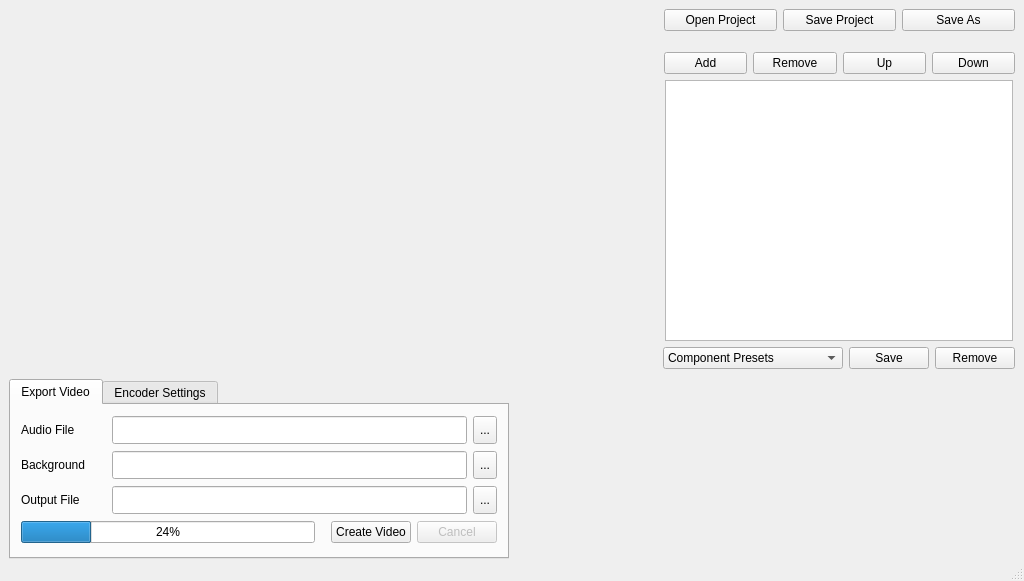
Old version of the form mainwindow.ui in the repository djfun/audio-visualizer-python.
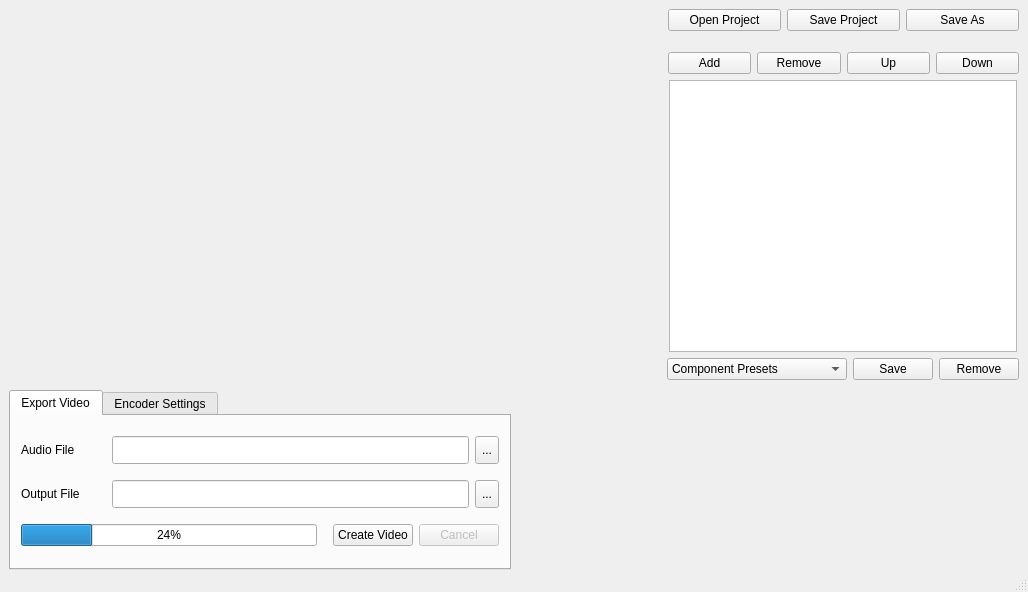
New version of the form.

Commit message: video component almost working, rm hardcoded backgrounds

Patch:
```diff
--- a/mainwindow.ui
+++ b/mainwindow.ui
@@ -6,8 +6,8 @@
    <rect>
     <x>0</x>
     <y>0</y>
-    <width>1008</width>
-    <height>575</height>
+    <width>1028</width>
+    <height>592</height>
    </rect>
   </property>
   <property name="sizePolicy">
@@ -421,73 +421,6 @@
             </item>
            </layout>
           </item>
-          <item>
-           <layout class="QHBoxLayout" name="horizontalLayout_5">
-            <item>
-             <widget class="QLabel" name="label_background">
-              <property name="sizePolicy">
-               <sizepolicy hsizetype="Fixed" vsizetype="Preferred">
-                <horstretch>0</horstretch>
-                <verstretch>0</verstretch>
-               </sizepolicy>
-              </property>
-              <property name="minimumSize">
-               <size>
-                <width>85</width>
-                <height>0</height>
-               </size>
-              </property>
-              <property name="text">
-               <string>Background</string>
-              </property>
-              <property name="alignment">
-               <set>Qt::AlignLeading|Qt::AlignLeft|Qt::AlignVCenter</set>
-              </property>
-             </widget>
-            </item>
-            <item>
-             <widget class="QLineEdit" name="lineEdit_background">
-              <property name="sizePolicy">
-               <sizepolicy hsizetype="Minimum" vsizetype="Fixed">
-                <horstretch>0</horstretch>
-                <verstretch>0</verstretch>
-               </sizepolicy>
-              </property>
-              <property name="minimumSize">
-               <size>
-                <width>0</width>
-                <height>28</height>
-               </size>
-              </property>
-              <property name="maximumSize">
-               <size>
-                <width>16777215</width>
-                <height>28</height>
-               </size>
-              </property>
-             </widget>
-            </item>
-            <item>
-             <widget class="QToolButton" name="toolButton_selectBackground">
-              <property name="minimumSize">
-               <size>
-                <width>0</width>
-                <height>28</height>
-               </size>
-              </property>
-              <property name="maximumSize">
-               <size>
-                <width>16777215</width>
-                <height>28</height>
-               </size>
-              </property>
-              <property name="text">
-               <string>...</string>
-              </property>
-             </widget>
-            </item>
-           </layout>
-          </item>
           <item>
            <layout class="QVBoxLayout" name="verticalLayout_11">
             <item>
```
Left out of the diff: 1 changed line with no effect on the pictures. The commit also changes 12 other files.
